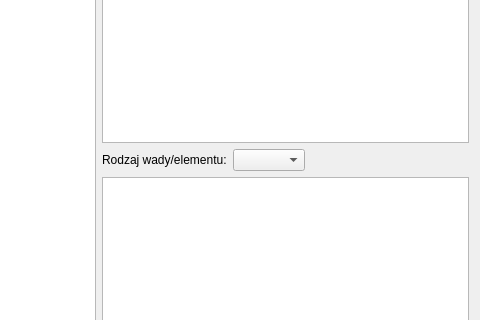
Before: the Qt Designer form RaportWindow.ui in ukito-pl/UltraSoundScanViewer, drawn with Qt 5; both pictures show x 283 to 763 and y 195 to 515 of the 763 by 765 pixel window.
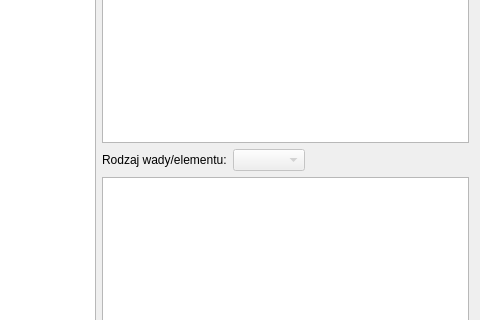
After: the same form once the commit is applied.

The edit to the form file:
```diff
--- a/RaportWindow.ui
+++ b/RaportWindow.ui
@@ -83,7 +83,11 @@
         </widget>
        </item>
        <item>
-        <widget class="QComboBox" name="comboBox_type"/>
+        <widget class="QComboBox" name="comboBox_type">
+         <property name="enabled">
+          <bool>false</bool>
+         </property>
+        </widget>
        </item>
        <item>
         <spacer name="horizontalSpacer">
```
